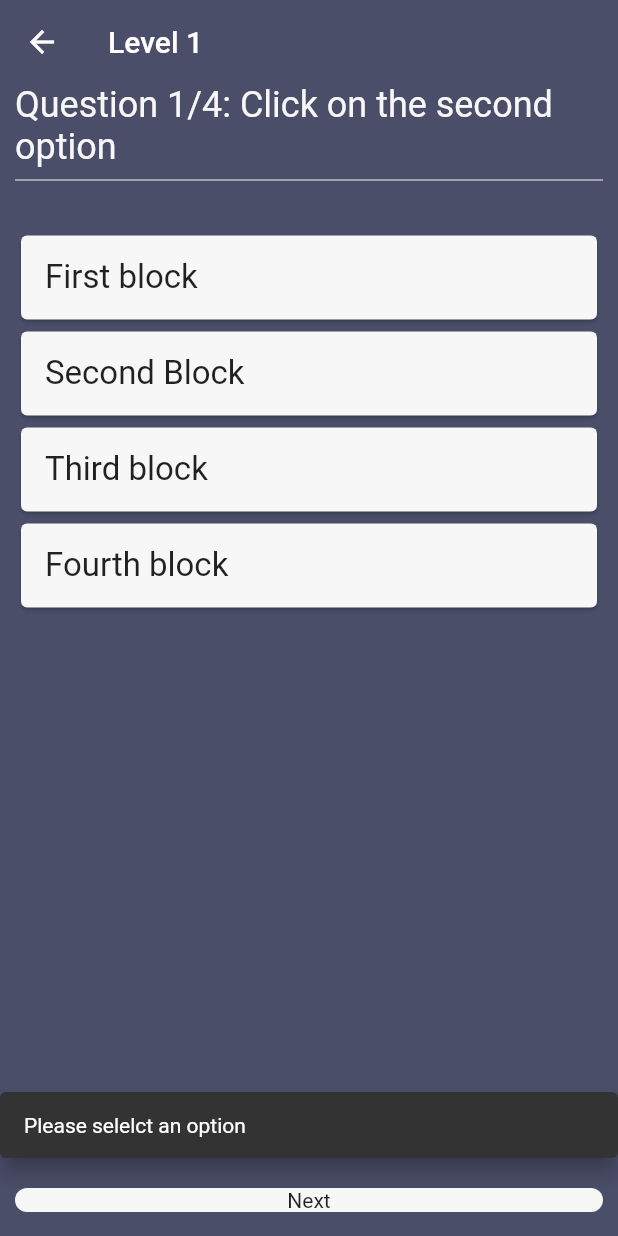
After one commit to DryStuffz/SCU-FIH-App, a Flutter app: the QuizRoot screen opened directly, after a tap on "Next", on a phone screen of 412 x 824 dp. The commit adds this screen. Run offline on Flutter 3.47's test engine with Material 2 defaults, Android fonts, the light colour scheme and no system bars.

Commit message:
WIP quiz

```diff
--- a/app/lib/constants/colors.dart
+++ b/app/lib/constants/colors.dart
@@ -1,3 +1,7 @@
 import 'dart:ui';
 
 const blueGrey =   Color(0xFF4A4E69);
+const Color lightGrey = Color(0xFFE7E7E7);
+const Color correct = Color(0xFF32AB58);
+const Color incorrect = Color(0xFFAB3232);
+const Color netral = Color(0xFFF8F7F7);
--- a/app/lib/home_page.dart
+++ b/app/lib/home_page.dart
@@ -2,6 +2,7 @@ import 'package:app/Test.dart';
 import 'package:app/daily_problem.dart';
 import 'package:flutter/material.dart';
 import 'package:app/level1.dart';
+import 'package:app/quizzes/quiz_root.dart';
 
 class HomePage extends StatelessWidget {
   const HomePage({super.key});
@@ -42,7 +43,7 @@ class HomePage extends StatelessWidget {
           onPressed: () {
             Navigator.of(context).push(
               MaterialPageRoute(builder: (BuildContext context) {
-                return const Level1();
+                return const QuizRoot();
               }),
             );
           },
@@ -55,7 +56,7 @@ class HomePage extends StatelessWidget {
           onPressed: () {
             Navigator.of(context).push(
               MaterialPageRoute(builder: (BuildContext context) {
-                return const Level1();
+                return const QuizRoot();
               }),
             );
           },
--- /dev/null
+++ b/app/lib/quizzes/next_button.dart
@@ -0,0 +1,22 @@
+import "package:flutter/material.dart";
+import 'package:app/constants/colors.dart';
+
+class NextButton extends StatelessWidget {
+  const NextButton({super.key, required this.nextQuestion});
+  final VoidCallback nextQuestion;
+  @override
+  Widget build(BuildContext context) {
+    return GestureDetector(
+        onTap: nextQuestion,
+        child: Container(
+            width: double.infinity,
+            decoration: BoxDecoration(
+              color: netral,
+              borderRadius: BorderRadius.circular(10.0),
+            ),
+            child: const Text(
+              'Next',
+              textAlign: TextAlign.center,
+            )));
+  }
+}
--- /dev/null
+++ b/app/lib/quizzes/optionCard.dart
@@ -0,0 +1,22 @@
+import "package:app/constants/colors.dart";
+import "package:flutter/material.dart";
+
+class OptionCard extends StatelessWidget {
+  const OptionCard({super.key, required this.option, required this.color, required this.onTap});
+  final String option;
+  final Color color;
+  final VoidCallback onTap;
+  @override
+  Widget build(BuildContext context) {
+    return GestureDetector(
+        onTap: onTap,
+        child: Card(
+          color: color,
+            child: ListTile(
+          title: Text(
+            option,
+            style: const TextStyle(fontSize: 22.0),
+          ),
+        )));
+  }
+}
--- /dev/null
+++ b/app/lib/quizzes/question_model.dart
@@ -0,0 +1,21 @@
+//All questions in our application will be modeled as a class
+class Question{
+  //unique identifier for each questio
+  final String id;
+  final String title; //question
+
+  final Map<String, bool> options; //will be mapped like this: {'1.' : False, '2' : False, '3' : True, '4' : False}
+
+  Question({
+    required this.id,
+    required this.title,
+    required this.options,
+  });
+
+  //operator overloading(question will print to console when calling this function)
+  @override
+  String toString() {
+    // TODO: implement toString
+    return 'Question(id: $id, title: $title, options: $options)';
+  }
+}
--- /dev/null
+++ b/app/lib/quizzes/question_widget.dart
@@ -0,0 +1,22 @@
+
+import 'package:app/constants/colors.dart';
+import 'package:flutter/material.dart';
+
+class QuestionWidget extends StatelessWidget {
+  const QuestionWidget(
+      {super.key,
+      required this.question,
+      required this.indexAction,
+      required this.totalQuestions});
+  final String question;
+  final int indexAction;
+  final int totalQuestions;
+
+  @override
+  Widget build(BuildContext context) {
+    return Container(
+        alignment: Alignment.centerLeft,
+        child: Text('Question ${indexAction + 1}/$totalQuestions: $question', style: const TextStyle(fontSize: 24.0, color: netral )));
+
+  }
+}
--- /dev/null
+++ b/app/lib/quizzes/quiz_root.dart
@@ -0,0 +1,115 @@
+import 'package:app/quizzes/next_button.dart';
+import 'package:app/quizzes/optionCard.dart';
+import 'package:app/quizzes/question_model.dart';
+import 'package:app/quizzes/question_widget.dart';
+import 'package:flutter/material.dart';
+import 'package:app/constants/colors.dart';
+
+class QuizRoot extends StatefulWidget {
+  const QuizRoot({super.key});
+
+  @override
+  State<QuizRoot> createState() => _QuizRootState();
+}
+
+class _QuizRootState extends State<QuizRoot> {
+  //List of question to add to the quiz
+  List<Question> questions = [
+    Question(id: '101', title: 'Click on the second option', options: {
+      'First block': false,
+      'Second Block': true,
+      'Third block': false,
+      'Fourth block': false,
+    }),
+    Question(id: '101', title: 'Click on the Third option', options: {
+      'First block': false,
+      'Second Block': false,
+      'Third block': true,
+      'Fourth block': false,
+    }),
+    Question(id: '101', title: 'Click on the Fourth option', options: {
+      'First block': false,
+      'Second Block': false,
+      'Third block': false,
+      'Fourth block': true,
+    }),
+    Question(id: '101', title: 'Click on the second option', options: {
+      'First block': false,
+      'Second Block': true,
+      'Third block': false,
+      'Fourth block': false,
+    })
+  ];
+  int questionIndex = 0; //index to loop through questions
+  bool isPressed = false;
+
+
+  void nextQuestion() {
+    if (questionIndex == questions.length - 1) {
+      return;
+    } else {
+      if(isPressed){
+        setState(() {
+        questionIndex++;
+        isPressed = false;
+      });
+      }
+      else{
+        ScaffoldMessenger.of(context).showSnackBar(
+          const SnackBar(content: Text('Please selelct an option'),
+          behavior: SnackBarBehavior.floating,
+          margin: EdgeInsets.symmetric(vertical: 20.0),
+          )
+        );
+      }
+
+    }
+  }
+  void changeColor(){
+    setState(() {
+      isPressed = true;
+    });
+  }
+  @override
+  Widget build(BuildContext context) {
+    return Scaffold(
+      backgroundColor: blueGrey,
+      appBar: AppBar(
+        title: const Text('Level 1'),
+        backgroundColor: Colors.transparent,
+        shadowColor: Colors.transparent,
+      ),
+      body: Container(
+          width: double.infinity,
+          padding: const EdgeInsets.symmetric(horizontal: 10.0),
+          child: Column(
+            children: [
+              QuestionWidget(
+                  question: questions[questionIndex].title,
+                  indexAction: questionIndex,
+                  totalQuestions: questions.length),
+              const Divider(color: netral),
+              //space between question and options
+              const SizedBox(
+                height: 25.0,
+              ),
+              for (int i = 0; i < questions[questionIndex].options.length; i++)
+                OptionCard(
+                    option: questions[questionIndex].options.keys.toList()[i],
+                    color: isPressed ? (questions[questionIndex].options.values.toList()[i] == true ? correct: incorrect) : netral,
+                    onTap: changeColor,
+                    ),
+
+
+            ],
+          )),
+      floatingActionButton: Padding(
+        padding: const EdgeInsets.symmetric(horizontal: 10.0),
+        child: NextButton(
+          nextQuestion: nextQuestion,
+        ),
+      ),
+      floatingActionButtonLocation: FloatingActionButtonLocation.centerFloat,
+    );
+  }
+}
```
